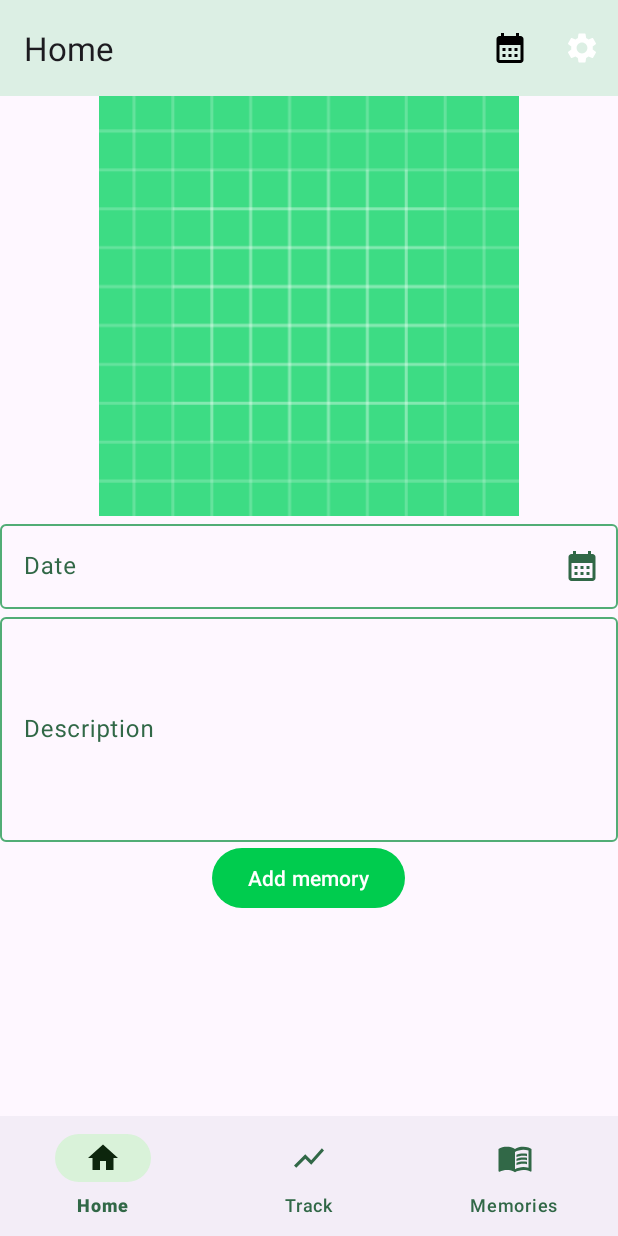
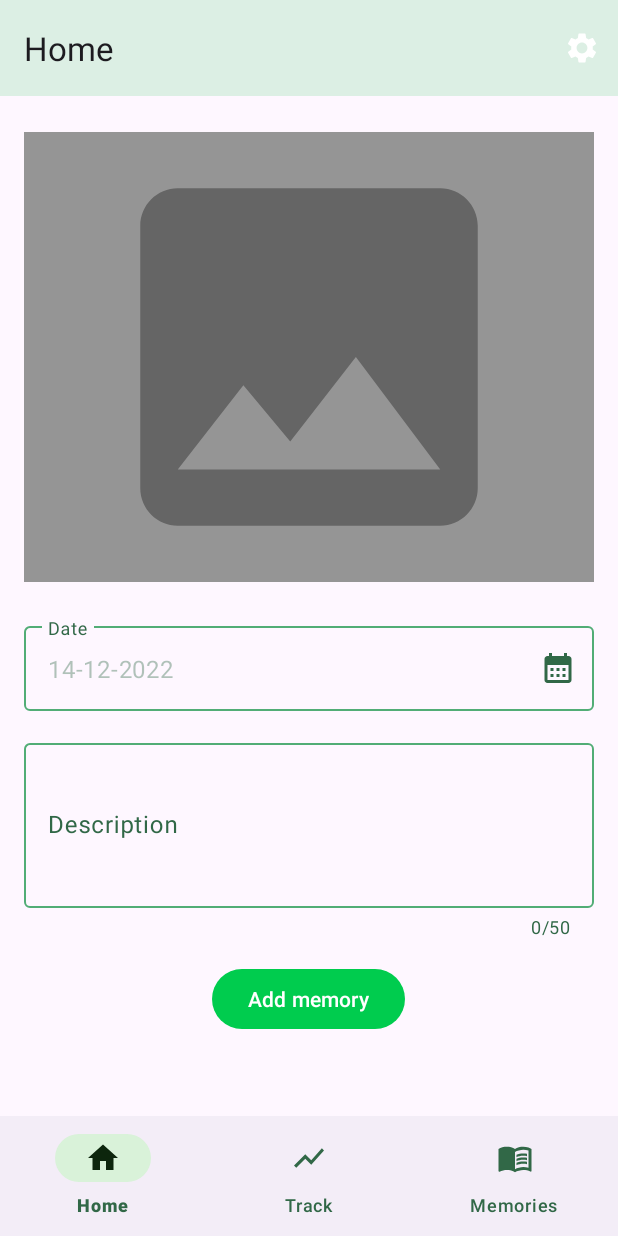
Before and after one commit to jankrokos/Bambino, an Android app: the MemoryEntryFragment screen opened through its navigation route, on a phone screen of 412 x 824 dp. Run offline under Robolectric (Android 15) with nearby library versions, the phone set to English and light mode, and no system bars; our stand-ins replace Room's generated code, data binding.

Commit message:
Added new memory validation, improved visual looks

```diff
--- a/app/src/main/java/com/example/bambino/MainActivity.kt
+++ b/app/src/main/java/com/example/bambino/MainActivity.kt
@@ -2,30 +2,20 @@ package com.example.bambino
 
 import androidx.appcompat.app.AppCompatActivity
 import android.os.Bundle
-import android.util.Log
-import androidx.activity.viewModels
 import androidx.core.splashscreen.SplashScreen.Companion.installSplashScreen
 import androidx.navigation.findNavController
-import androidx.navigation.ui.AppBarConfiguration
-import androidx.navigation.ui.setupActionBarWithNavController
-import androidx.navigation.ui.setupWithNavController
-import com.example.bambino.database.ActionsDatabase
 import com.example.bambino.databinding.ActivityMainBinding
-import com.example.bambino.track.TrackViewModel
-import com.google.android.material.datepicker.MaterialDatePicker
-import java.text.SimpleDateFormat
-import java.util.*
+
 
 
 class MainActivity : AppCompatActivity() {
 
     private lateinit var binding: ActivityMainBinding
-    var today: Long = System.currentTimeMillis()
-
 
     override fun onCreate(savedInstanceState: Bundle?) {
         // Handle the splash screen transition.
         val splashScreen = installSplashScreen()
+
         super.onCreate(savedInstanceState)
 
         binding = ActivityMainBinding.inflate(layoutInflater)
@@ -34,17 +24,11 @@ class MainActivity : AppCompatActivity() {
 
         val navController = findNavController(R.id.mainNavHost)
 
-        val datePicker =
-            MaterialDatePicker.Builder.datePicker()
-                .setTitleText("Select date")
-                .build()
 
+
+        //TOP APP BAR
         binding.topAppBar.setOnMenuItemClickListener { menuItem ->
             when (menuItem.itemId) {
-                R.id.calendar -> {
-                    datePicker.show(supportFragmentManager, "tag")
-                    true
-                }
                 R.id.settings -> {
                     // Handle favorite icon press
                     true
@@ -53,22 +37,7 @@ class MainActivity : AppCompatActivity() {
             }
         }
 
-
-
-        datePicker.addOnPositiveButtonClickListener {
-            Log.i(
-                "ActivityMain", "${datePicker.selection}, ${
-                    SimpleDateFormat("EEEE MMM-dd-yyyy' Time: 'HH:mm", Locale.UK)
-                        .format(datePicker.selection)
-                }"
-            )
-//            Log.i("ActivityMain", "Between $today and ${today + 86400000}")
-
-            today = datePicker.selection!!
-            binding.topAppBar.title = SimpleDateFormat("EEE, MMM d", Locale.UK)
-                .format(today).toString()
-
-        }
+        //BOTTOM NAVIGATION
         binding.bottomNavigation.setOnItemSelectedListener { item ->
             when (item.itemId) {
                 R.id.homeFragment -> {
--- a/app/src/main/java/com/example/bambino/action/ActionFragment.kt
+++ b/app/src/main/java/com/example/bambino/action/ActionFragment.kt
@@ -31,7 +31,7 @@ class ActionFragment : Fragment() {
     private val uiScope = CoroutineScope(Dispatchers.Main + job)
 
     private var time: Long = 0
-    private var date: Long = 0
+    private var date: Long = System.currentTimeMillis()
     private var actionWhen: Long = 0
     private var type = ""
 
--- a/app/src/main/java/com/example/bambino/memoentry/MemoryEntryViewModel.kt
+++ b/app/src/main/java/com/example/bambino/memoentry/MemoryEntryViewModel.kt
@@ -12,11 +12,16 @@ import com.example.bambino.database.TrackedAction
 import kotlinx.coroutines.Dispatchers
 import kotlinx.coroutines.launch
 import kotlinx.coroutines.withContext
+import java.text.SimpleDateFormat
+import java.util.*
 
 class MemoryEntryViewModel(
     val database: MemoriesDatabaseDao
 ) : ViewModel() {
 
+
+    var dateStr: String = SimpleDateFormat("dd-MM-yyyy", Locale.UK)
+        .format(System.currentTimeMillis()).toString()
 
     //NAVIGATION
     private val _navigateToMemoriesList = MutableLiveData<Boolean>()
--- /dev/null
+++ b/app/src/main/res/drawable/ic_baseline_photo_24.xml
@@ -0,0 +1,5 @@
+<vector android:height="50dp" android:tint="#656565"
+    android:viewportHeight="24" android:viewportWidth="24"
+    android:width="50dp" xmlns:android="http://schemas.android.com/apk/res/android">
+    <path android:fillColor="@android:color/white" android:pathData="M21,19V5c0,-1.1 -0.9,-2 -2,-2H5c-1.1,0 -2,0.9 -2,2v14c0,1.1 0.9,2 2,2h14c1.1,0 2,-0.9 2,-2zM8.5,13.5l2.5,3.01L14.5,12l4.5,6H5l3.5,-4.5z"/>
+</vector>
--- a/app/src/main/res/layout/activity_main.xml
+++ b/app/src/main/res/layout/activity_main.xml
@@ -16,8 +16,9 @@
             android:id="@+id/topAppBar"
             android:layout_width="match_parent"
             android:layout_height="?attr/actionBarSize"
+            app:layout_scrollFlags="scroll|enterAlways|snap"
             app:menu="@menu/top_app_bar"
-            app:title="@string/home"/>
+            app:title="@string/home" />
     </com.google.android.material.appbar.AppBarLayout>
 
 
--- a/app/src/main/res/layout/fragment_memory_entry.xml
+++ b/app/src/main/res/layout/fragment_memory_entry.xml
@@ -18,12 +18,17 @@
         <ImageView
             android:id="@+id/new_memory_photo"
             android:layout_width="match_parent"
-            android:layout_height="280dp"
+            android:layout_height="300dp"
             android:layout_alignParentTop="true"
+            android:layout_marginLeft="16dp"
+            android:layout_marginTop="24dp"
+            android:layout_marginRight="16dp"
+            android:layout_marginBottom="16dp"
+            android:background="#959595"
             android:clickable="true"
             android:contentDescription="@string/click_to_change_photo"
             android:focusable="true"
-            android:src="@drawable/ic_launcher_background"
+            android:src="@drawable/ic_baseline_photo_24"
             android:visibility="visible" />
 
         <com.google.android.material.textfield.TextInputLayout
@@ -31,15 +36,22 @@
             android:layout_width="match_parent"
             android:layout_height="wrap_content"
             android:layout_below="@id/new_memory_photo"
+            android:layout_marginLeft="16dp"
+            android:layout_marginTop="8dp"
+            android:layout_marginRight="16dp"
+            android:layout_marginBottom="8dp"
             android:clickable="false"
             android:hint="@string/date"
+            android:inputType="date"
             app:endIconContentDescription="Choose date from the calendar"
             app:endIconDrawable="@drawable/ic_baseline_calendar_month_24"
             app:endIconMode="custom">
 
             <com.google.android.material.textfield.TextInputEditText
+                android:id="@+id/date_input_to_click"
                 android:layout_width="match_parent"
                 android:layout_height="wrap_content"
+                android:enabled="false"
                 android:inputType="date" />
 
         </com.google.android.material.textfield.TextInputLayout>
@@ -49,15 +61,23 @@
             android:layout_width="match_parent"
             android:layout_height="wrap_content"
             android:layout_below="@id/memory_date_text_input"
+            android:layout_marginLeft="16dp"
+            android:layout_marginTop="8dp"
+            android:layout_marginRight="16dp"
+            android:layout_marginBottom="8dp"
             android:clickable="false"
             android:hint="@string/description"
+            app:counterEnabled="true"
+            app:counterMaxLength="50"
             app:endIconContentDescription="Clear text"
             app:endIconDrawable="@drawable/ic_baseline_cancel_24"
-            app:endIconMode="clear_text">
+            app:endIconMode="clear_text"
+
+            app:errorEnabled="true">
 
             <com.google.android.material.textfield.TextInputEditText
                 android:layout_width="match_parent"
-                android:layout_height="150dp"
+                android:layout_height="110dp"
                 android:inputType="text" />
 
         </com.google.android.material.textfield.TextInputLayout>
@@ -68,6 +88,7 @@
             android:layout_height="wrap_content"
             android:layout_below="@id/memory_description_text_input"
             android:layout_centerHorizontal="true"
+            android:layout_margin="8dp"
             android:text="@string/add_memory" />
 
     </RelativeLayout>
--- a/app/src/main/res/layout/list_item_memory.xml
+++ b/app/src/main/res/layout/list_item_memory.xml
@@ -4,8 +4,7 @@
     xmlns:app="http://schemas.android.com/apk/res-auto"
     android:layout_width="match_parent"
     android:layout_height="match_parent"
-    android:layout_marginHorizontal="20dp"
-    android:layout_marginVertical="30dp">
+    android:layout_marginHorizontal="20dp">
 
     <androidx.cardview.widget.CardView
         android:layout_width="match_parent"
--- a/app/src/main/res/menu/top_app_bar.xml
+++ b/app/src/main/res/menu/top_app_bar.xml
@@ -2,13 +2,6 @@
 <menu xmlns:android="http://schemas.android.com/apk/res/android"
     xmlns:app="http://schemas.android.com/apk/res-auto">
 
-    <item
-        android:id="@+id/calendar"
-        android:contentDescription="@string/open_calendar"
-        android:icon="@drawable/ic_baseline_calendar_month_24"
-        android:title="@string/calendar"
-        app:showAsAction="ifRoom"
-        />
 
     <item
         android:id="@+id/settings"
```
Also changed, not shown: app/src/main/java/com/example/bambino/memoentry/MemoryEntryFragment.kt (+33 -3 lines), app/src/main/java/com/example/bambino/memories/MemoryAdapter.kt (+15 -19 lines), app/src/main/res/layout/fragment_memories.xml (+2 -10 lines).
